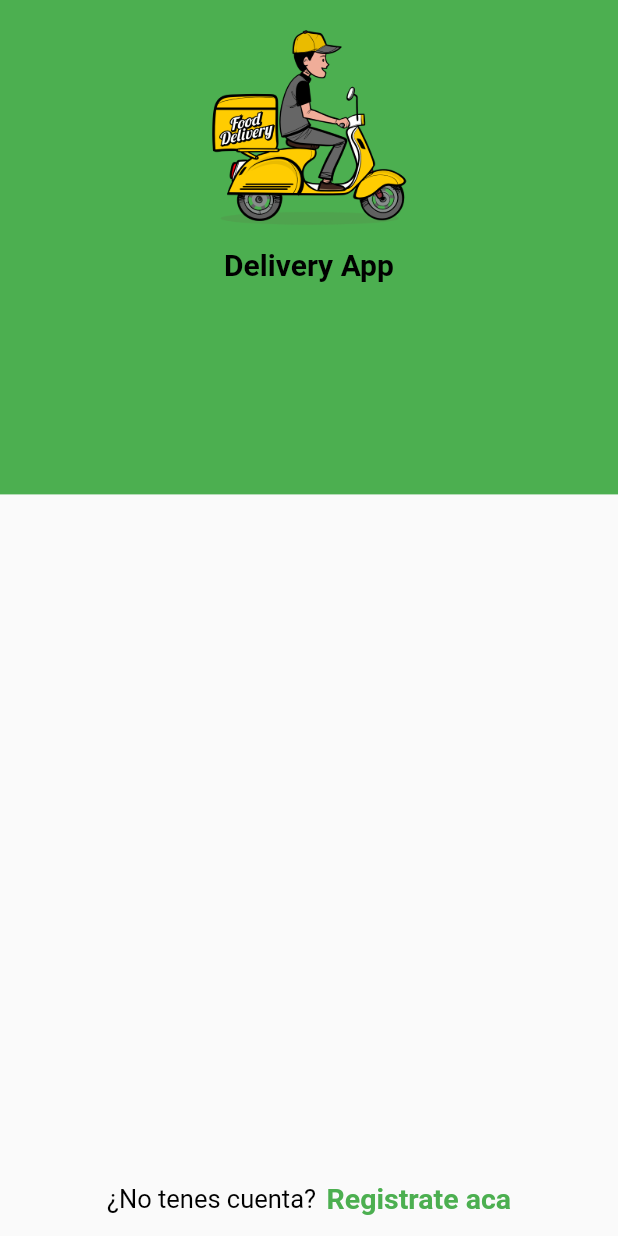
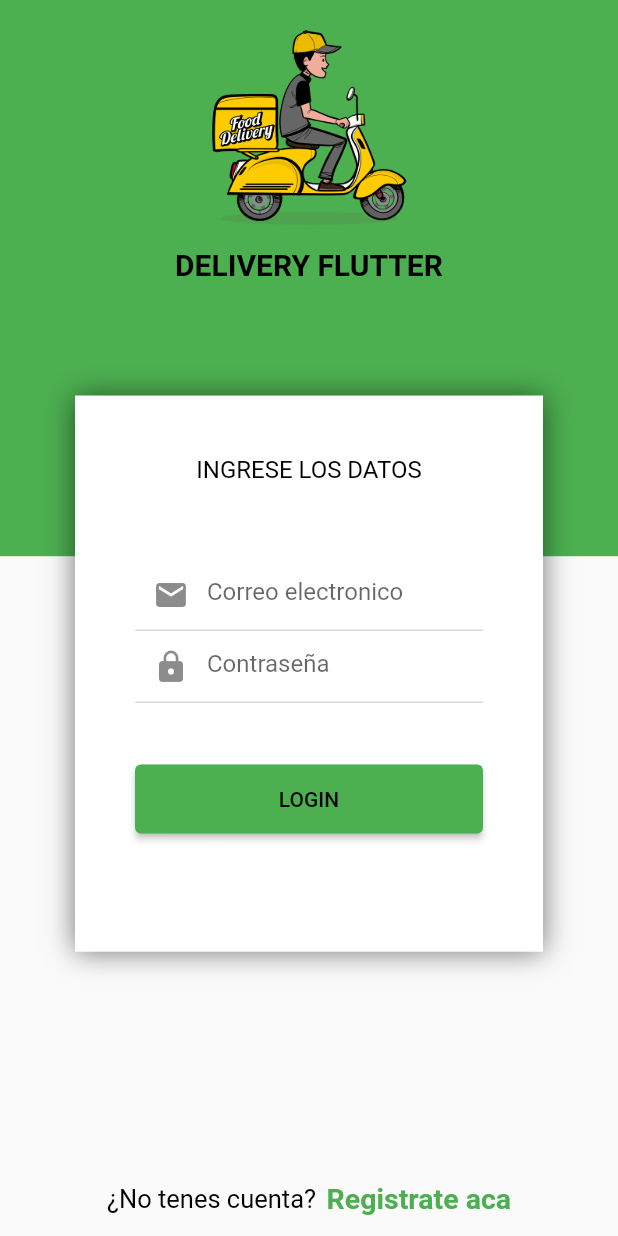
Before and after one commit to EmilianoQuiroz/delivery_app, a Flutter app: the screen it shows after launch, on a phone screen of 412 x 824 dp. Run offline on Flutter 3.47's test engine with Material 2 defaults, Android fonts, the phone set to English and light mode, and no system bars; our stand-ins replace get.

Commit message:
Box form, inputs, botones y theme

```diff
--- a/lib/main.dart
+++ b/lib/main.dart
@@ -30,6 +30,22 @@ class _MyAppState extends State<MyApp> {
       getPages: [
         GetPage(name: '/', page: () => LoginPage())
       ],
+      theme: ThemeData(
+        primaryColor: Colors.green,
+        colorScheme: ColorScheme(
+            primary: Colors.green,
+            secondary: Colors.greenAccent,
+            brightness: Brightness.light,
+            onBackground: Colors.grey,
+            onPrimary: Colors.grey,
+            surface: Colors.grey,
+            onSurface: Colors.grey,
+            error: Colors.grey,
+            onError: Colors.grey,
+            onSecondary: Colors.grey,
+            background: Colors.grey
+        )
+      ),
       navigatorKey: Get.key,
     );
   }
--- a/lib/src/pages/login/login_page.dart
+++ b/lib/src/pages/login/login_page.dart
@@ -10,9 +10,10 @@ class LoginPage extends StatelessWidget {
         height: 50,
         child: _textDontHaveAccount(),
       ),
-      body: Stack(//Para pocicionarl elementos uno encima del otro
+      body: Stack(//Para posicionar elementos uno encima del otro
         children: [
           _backgroundCover(context),
+          _boxForm(context),
           Column(//Para posicionar elementos uno abajo del otro
             children: [
               _imageCover(),
@@ -28,18 +29,104 @@ class LoginPage extends StatelessWidget {
   Widget _backgroundCover(BuildContext context){
     return Container(
       width: double.infinity,
-      height: MediaQuery.of(context).size.height * 0.4,
+      height: MediaQuery.of(context).size.height * 0.45,
       color: Colors.green,
     );
   }
   // Titulo de la aplicacion
   Widget _textAppName(){
     return Text(
-      'Delivery App',
+      'DELIVERY FLUTTER',
       style: TextStyle(
         fontSize: 20,
         fontWeight: FontWeight.bold,
         color: Colors.black
+      ),
+    );
+  }
+  // Box de Registro
+  Widget _boxForm(BuildContext context){
+    return Container(
+      height: MediaQuery.of(context).size.height * 0.45,
+      margin: EdgeInsets.only(top: MediaQuery.of(context).size.height * 0.32, left: 50, right: 50),
+      decoration: BoxDecoration(
+        color: Colors.white,
+        boxShadow: <BoxShadow>[
+          BoxShadow(
+            color: Colors.black54,
+            blurRadius: 15,
+            offset: Offset(0, 0.75)
+          )
+        ]
+      ),
+      child: SingleChildScrollView(
+        child: Column(
+          children: [
+            _textYourInfo(),
+            _textFieldEmail(),
+            _textFieldPassword(),
+            _buttonLogin()
+          ],
+        ),
+      ),
+    );
+  }
+  // Inputs
+  Widget _textFieldEmail() {
+    return Container(
+      margin: EdgeInsets.symmetric(horizontal: 40),
+      child: TextField(
+        keyboardType: TextInputType.emailAddress,
+        decoration: InputDecoration(
+          hintText: 'Correo electronico',
+          prefixIcon: Icon(Icons.email)
+        ),
+      ),
+    );
+  }
+  Widget _textFieldPassword() {
+    return Container(
+      margin: EdgeInsets.symmetric(horizontal: 40),
+      child: TextField(
+        keyboardType: TextInputType.text,
+        obscureText: true,
+        decoration: InputDecoration(
+            hintText: 'Contraseña',
+            prefixIcon: Icon(Icons.lock)
+        ),
+      ),
+    );
+  }
+  // Texto de Ingresa los datos
+  Widget _textYourInfo(){
+    return Container(
+      margin: EdgeInsets.only(top: 40, bottom: 50),
+      child: Text(
+        'INGRESE LOS DATOS',
+        style: TextStyle(
+          color: Colors.black,
+          fontSize: 16,
+
+        ),
+      ),
+    );
+  }
+  // Boton
+  Widget _buttonLogin() {
+    return Container(
+      width: double.infinity,
+      margin: EdgeInsets.symmetric(horizontal: 40, vertical: 40 ),
+      child: ElevatedButton(
+          onPressed: () {},
+          style: ElevatedButton.styleFrom(
+            padding: EdgeInsets.symmetric(vertical: 15)
+          ),
+          child: Text(
+            'LOGIN',
+            style: TextStyle(
+              color: Colors.black
+            ),
+          )
       ),
     );
   }
```
